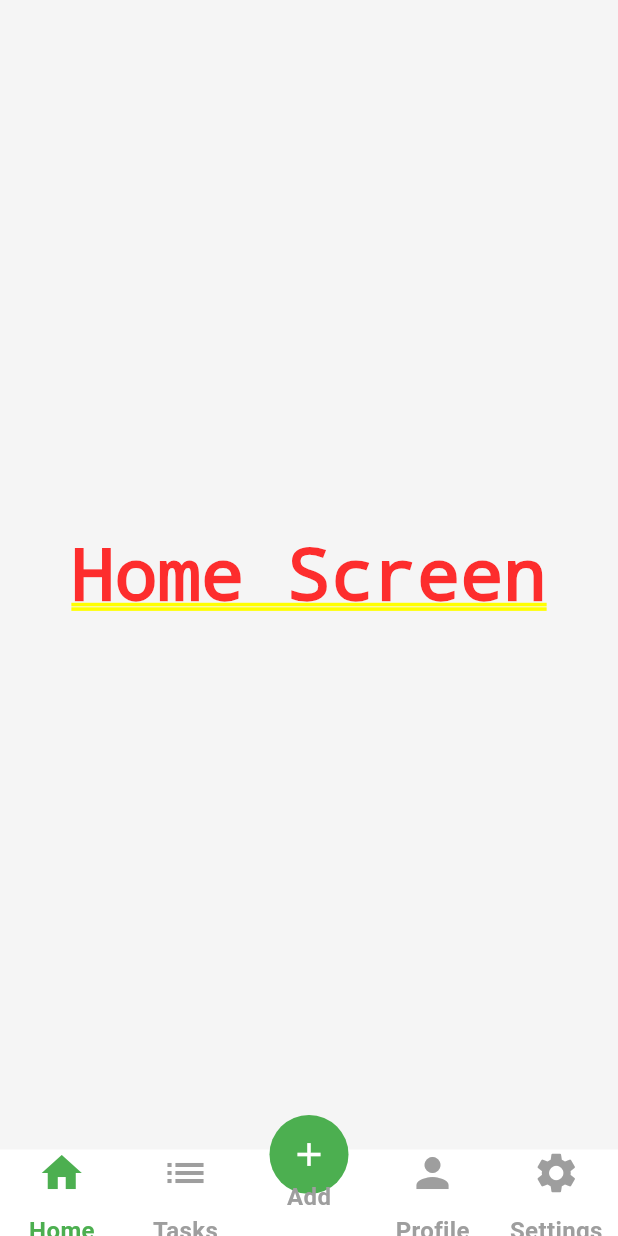
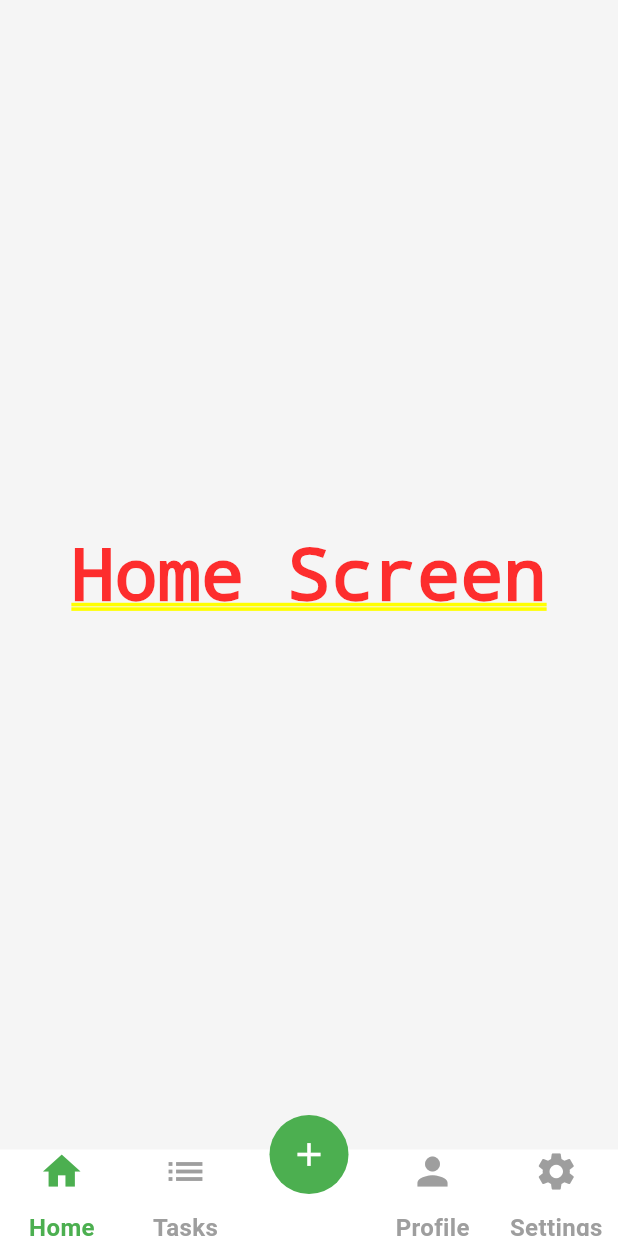
Before and after one commit to MomenRaddad/Mealy_App, a Flutter app: the UserNavigationPage screen opened by its route, on a phone screen of 412 x 824 dp. Run offline on Flutter 3.47's test engine with Material 3 defaults, Android fonts, the phone set to English and light mode, and no system bars; drawn by our look-alikes of persistent_bottom_nav_bar.

Commit message:
solve issues

```diff
--- a/lib/core/nav_bar_theme.dart
+++ b/lib/core/nav_bar_theme.dart
@@ -1,13 +1,13 @@
 import 'package:flutter/material.dart';
-import 'colors.dart';
 
 class AppNavbarStyle {
-  static const double iconSize = 32;
+  static const double iconSize = 30;
   static const double contentPadding = 0;
-  static const double textHeight = 2.5;
+  static const double textHeight = 2.4;
   static const double fontSize = 16;
   static const FontWeight fontWeight = FontWeight.bold;
   static const String fontFamily = 'Lato';
+  static const EdgeInsets padding = EdgeInsets.only(top: 4);
 
   static const TextStyle textStyle = TextStyle(
     fontSize: fontSize,
--- a/lib/core/routes.dart
+++ b/lib/core/routes.dart
@@ -1,4 +1,5 @@
 import 'package:flutter/material.dart';
+import 'package:meal_app/view/screens/admin_screens/settings/settings_screen.dart';
 import 'package:meal_app/view/screens/switch_account.dart';
 import '../view/screens/user_navigation_page.dart';
 import '../view/screens/admin_navigation_page.dart';
@@ -9,7 +10,7 @@ class AppRoutes {
 
   static const String userNav = '/userNav';
   static const String adminNav = '/adminNav';
-
+  static const String settingsAdmin = '/settingsAdmin';
 
   // static const String mealDetails = '/meal-details';
   // static const String favorites = '/favorites';
@@ -22,6 +23,8 @@ class AppRoutes {
         return MaterialPageRoute(builder: (_) => UserNavigationPage());
       case adminNav:
         return MaterialPageRoute(builder: (_) => AdminNavigationPage());
+      case settingsAdmin:
+        return MaterialPageRoute(builder: (_) => SettingsAdminScreen());
       default:
         return MaterialPageRoute(
           builder:
--- a/lib/main.dart
+++ b/lib/main.dart
@@ -18,8 +18,7 @@ class MyApp extends StatelessWidget {
       theme: AppTheme.lightTheme,
       initialRoute: AppRoutes.accountSelector,
 
-      onGenerateRoute:
-          AppRoutes.generateRoute, // ✅ تأكد من تمرير `generateRoute`
+      onGenerateRoute: AppRoutes.generateRoute,
     );
   }
 }
--- a/lib/view/screens/admin_navigation_page.dart
+++ b/lib/view/screens/admin_navigation_page.dart
@@ -8,6 +8,8 @@ import 'package:persistent_bottom_nav_bar/persistent_bottom_nav_bar.dart';
 import '../../core/colors.dart';
 
 class AdminNavigationPage extends StatefulWidget {
+  const AdminNavigationPage({super.key});
+
   @override
   _AdminNavigationPageState createState() => _AdminNavigationPageState();
 }
@@ -25,6 +27,7 @@ class _AdminNavigationPageState extends State<AdminNavigationPage> {
   Widget build(BuildContext context) {
     return SafeArea(
       child: PersistentTabView(
+        padding: AppNavbarStyle.padding,
         context,
         navBarHeight: MediaQuery.of(context).size.height * 0.07,
         controller: _controller,
@@ -44,7 +47,7 @@ class _AdminNavigationPageState extends State<AdminNavigationPage> {
             textStyle: AppNavbarStyle.textStyle,
           ),
           PersistentBottomNavBarItem(
-            icon: Icon(Icons.list, size: AppNavbarStyle.iconSize),
+            icon: Icon(Icons.receipt, size: AppNavbarStyle.iconSize),
             title: "Meals",
             activeColorPrimary: AppColors.primary,
             inactiveColorPrimary: AppColors.textSecondary,
--- a/lib/view/screens/admin_screens/settings/settings_screen.dart
+++ b/lib/view/screens/admin_screens/settings/settings_screen.dart
@@ -1,6 +1,5 @@
 import 'package:flutter/material.dart';
 import 'package:meal_app/core/routes.dart';
-import 'package:meal_app/view/screens/switch_account.dart';
 
 class SettingsAdminScreen extends StatelessWidget {
   const SettingsAdminScreen({super.key});
--- a/lib/view/screens/user_navigation_page.dart
+++ b/lib/view/screens/user_navigation_page.dart
@@ -9,6 +9,8 @@ import 'user_screens/profile/profile_screen.dart';
 import 'user_screens/settings/settings_screen.dart';
 
 class UserNavigationPage extends StatefulWidget {
+  const UserNavigationPage({super.key});
+
   @override
   _UserNavigationPageState createState() => _UserNavigationPageState();
 }
@@ -27,6 +29,7 @@ class _UserNavigationPageState extends State<UserNavigationPage> {
     return SafeArea(
       child: PersistentTabView(
         navBarHeight: MediaQuery.of(context).size.height * 0.07,
+        padding: AppNavbarStyle.padding,
 
         context,
         controller: _controller,
@@ -54,7 +57,7 @@ class _UserNavigationPageState extends State<UserNavigationPage> {
           ),
           PersistentBottomNavBarItem(
             icon: Icon(Icons.add, color: Colors.white),
-            title: "Add",
+            title: "",
             activeColorPrimary: AppColors.primary,
             inactiveColorPrimary: AppColors.textSecondary,
             textStyle: AppNavbarStyle.textStyle,
--- a/pubspec.yaml
+++ b/pubspec.yaml
@@ -28,6 +28,7 @@ environment:
 # the latest version available on pub.dev. To see which dependencies have newer
 # versions available, run `flutter pub outdated`.
 dependencies:
+  fl_chart: ^0.64.0
   persistent_bottom_nav_bar: any
   flutter:
     sdk: flutter
```
Also changed, not shown: 1 other file.
